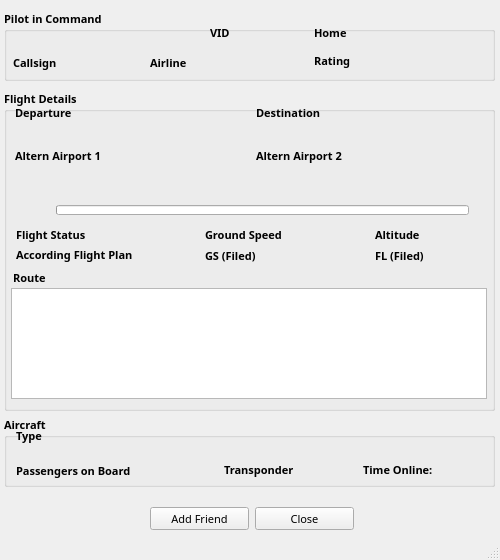
The window that QtUI/PilotInfo_UI.ui (emper0r/IVAO-status) describes before a commit, drawn with Qt 5.
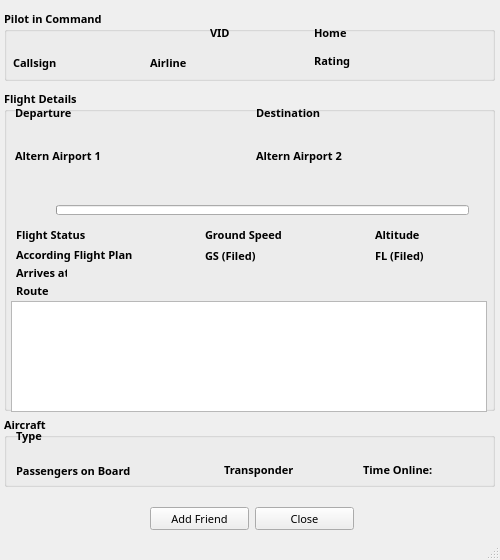
The same window after the commit.

Commit message: * Added ETA Arrive at: for planes into PilotInfo

Patch:
```diff
--- a/QtUI/PilotInfo_UI.ui
+++ b/QtUI/PilotInfo_UI.ui
@@ -304,7 +304,7 @@
     <property name="geometry">
      <rect>
       <x>11</x>
-      <y>288</y>
+      <y>301</y>
       <width>476</width>
       <height>111</height>
      </rect>
@@ -330,8 +330,8 @@
    <widget class="QLabel" name="Route_label">
     <property name="geometry">
      <rect>
-      <x>13</x>
-      <y>270</y>
+      <x>16</x>
+      <y>283</y>
       <width>41</width>
       <height>16</height>
      </rect>
@@ -1182,6 +1182,52 @@
      <string/>
     </property>
    </widget>
+   <widget class="QLabel" name="ETAlabel">
+    <property name="geometry">
+     <rect>
+      <x>16</x>
+      <y>265</y>
+      <width>51</width>
+      <height>16</height>
+     </rect>
+    </property>
+    <property name="font">
+     <font>
+      <family>Sans Serif</family>
+      <pointsize>8</pointsize>
+      <weight>75</weight>
+      <bold>true</bold>
+     </font>
+    </property>
+    <property name="cursor">
+     <cursorShape>PointingHandCursor</cursorShape>
+    </property>
+    <property name="text">
+     <string>Arrives at:</string>
+    </property>
+   </widget>
+   <widget class="QLabel" name="ETA_Arrive">
+    <property name="geometry">
+     <rect>
+      <x>80</x>
+      <y>262</y>
+      <width>91</width>
+      <height>20</height>
+     </rect>
+    </property>
+    <property name="font">
+     <font>
+      <family>Sans Serif</family>
+      <pointsize>8</pointsize>
+     </font>
+    </property>
+    <property name="cursor">
+     <cursorShape>PointingHandCursor</cursorShape>
+    </property>
+    <property name="text">
+     <string/>
+    </property>
+   </widget>
    <zorder>Aircraft</zorder>
    <zorder>PilotDetails</zorder>
    <zorder>GroupDetails</zorder>
@@ -1231,6 +1277,8 @@
    <zorder>FLFiled</zorder>
    <zorder>time_online</zorder>
    <zorder>time_online_text</zorder>
+   <zorder>ETAlabel</zorder>
+   <zorder>ETA_Arrive</zorder>
   </widget>
   <widget class="QStatusBar" name="statusBar"/>
  </widget>
```
The commit also changes 2 other files.
